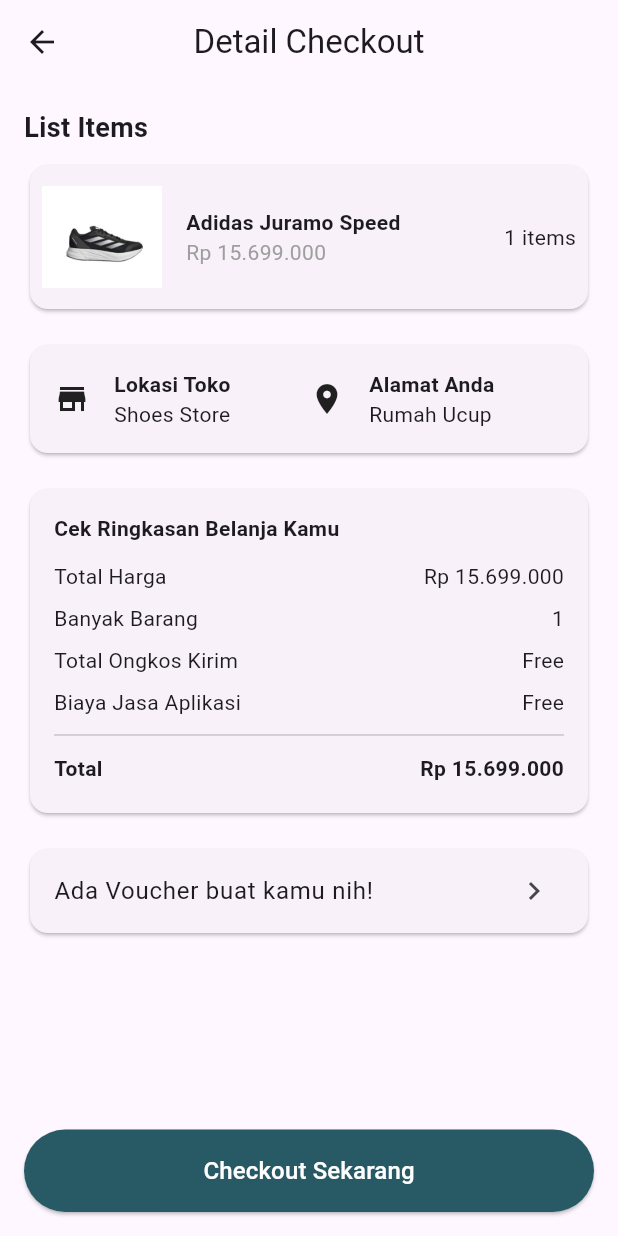
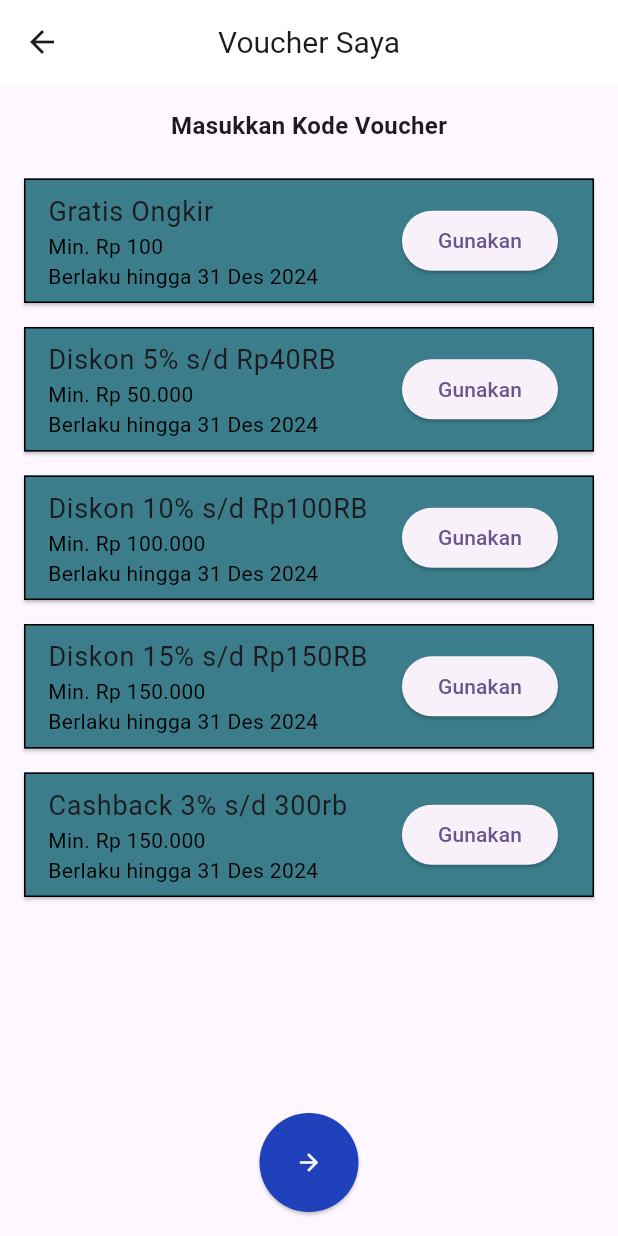
Before and after one commit to Eosiner/Shoes, a Flutter app: the detailcheckout screen opened directly, after a tap on "Ada Voucher buat kamu nih!", on a phone screen of 412 x 824 dp. Run offline on Flutter 3.47's test engine with Material 3 defaults, Android fonts, the phone set to English and light mode, and no system bars.

Commit message:
Pegel cok

```diff
--- a/lib/views/voucher.dart
+++ b/lib/views/Voucher.dart
@@ -1,13 +1,15 @@
 import 'package:flutter/material.dart';
 
-class VoucherPage extends StatelessWidget {
+class Voucher extends StatelessWidget {
+  const Voucher({super.key});
+
   @override
   Widget build(BuildContext context) {
     return Scaffold(
       appBar: AppBar(
-        title: Text('Voucher Saya', style: TextStyle(fontSize: 20)),
+        title: const Text('Voucher Saya', style: TextStyle(fontSize: 20)),
         leading: IconButton(
-          icon: Icon(Icons.arrow_back),
+          icon: const Icon(Icons.arrow_back),
           onPressed: () {
             // Aksi kembali ke halaman sebelumnya
             Navigator.pop(context);
@@ -18,8 +20,8 @@ class VoucherPage extends StatelessWidget {
       ),
       body: Column(
         children: [
-          Padding(
-            padding: const EdgeInsets.all(16.0),
+          const Padding(
+            padding: EdgeInsets.all(16.0),
             child: Text(
               'Masukkan Kode Voucher',
               style: TextStyle(fontSize: 16, fontWeight: FontWeight.bold),
@@ -27,7 +29,7 @@ class VoucherPage extends StatelessWidget {
           ),
           Expanded(
             child: ListView(
-              padding: EdgeInsets.symmetric(horizontal: 16.0),
+              padding: const EdgeInsets.symmetric(horizontal: 16.0),
               children: [
                 voucherItem('Gratis Ongkir', 'Min. Rp 100', 'Berlaku hingga 31 Des 2024'),
                 voucherItem('Diskon 5% s/d Rp40RB', 'Min. Rp 50.000', 'Berlaku hingga 31 Des 2024'),
@@ -43,13 +45,13 @@ class VoucherPage extends StatelessWidget {
               onPressed: () {
                 // Aksi tombol forward
               },
-              child: Icon(Icons.arrow_forward),
               style: ElevatedButton.styleFrom(
-                backgroundColor: Color(0xff1F41BB),
-                shape: CircleBorder(),
-                padding: EdgeInsets.all(24),
+                backgroundColor: const Color(0xff1F41BB),
+                shape: const CircleBorder(),
+                padding: const EdgeInsets.all(24),
                 iconColor: Colors.white
               ),
+              child: const Icon(Icons.arrow_forward),
             ),
           ),
         ],
@@ -60,16 +62,16 @@ class VoucherPage extends StatelessWidget {
   Widget voucherItem(String title, String minSpend, String validity) {
     return Card(
       shape: Border.all(),
-      color: Color(0xff3B7D8B),
-      margin: EdgeInsets.symmetric(vertical: 8.0),
+      color: const Color(0xff3B7D8B),
+      margin: const EdgeInsets.symmetric(vertical: 8.0),
       child: ListTile(
-        title: Text(title, style: TextStyle(fontSize: 18)),
-        subtitle: Text('$minSpend\n$validity', style: TextStyle(color: Colors.black)),
+        title: Text(title, style: const TextStyle(fontSize: 18)),
+        subtitle: Text('$minSpend\n$validity', style: const TextStyle(color: Colors.black)),
         trailing: ElevatedButton(
           onPressed: () {
             // Aksi tombol 'Gunakan'
           },
-          child: Text('Gunakan'),
+          child: const Text('Gunakan'),
         ),
       ),
     );
--- a/lib/views/detailcheckout.dart
+++ b/lib/views/detailcheckout.dart
@@ -1,6 +1,7 @@
 import 'package:flutter/material.dart';
 import 'package:shoes/views/Checkoutconfirmation.dart';
 import 'package:shoes/views/alamat.dart';
+import 'package:shoes/views/Voucher.dart';
 
 class detailcheckout extends StatelessWidget {
   const detailcheckout({super.key});
@@ -163,7 +164,9 @@ class detailcheckout extends StatelessWidget {
         title: const Text('Ada Voucher buat kamu nih!'),
         trailing: const Icon(Icons.chevron_right),
         onTap: () {
-          // Contoh: Buka halaman pilihan voucher
+          Navigator.push(
+              context,
+              MaterialPageRoute(builder: (context) => const Voucher()));
         },
       ),
     );
```
